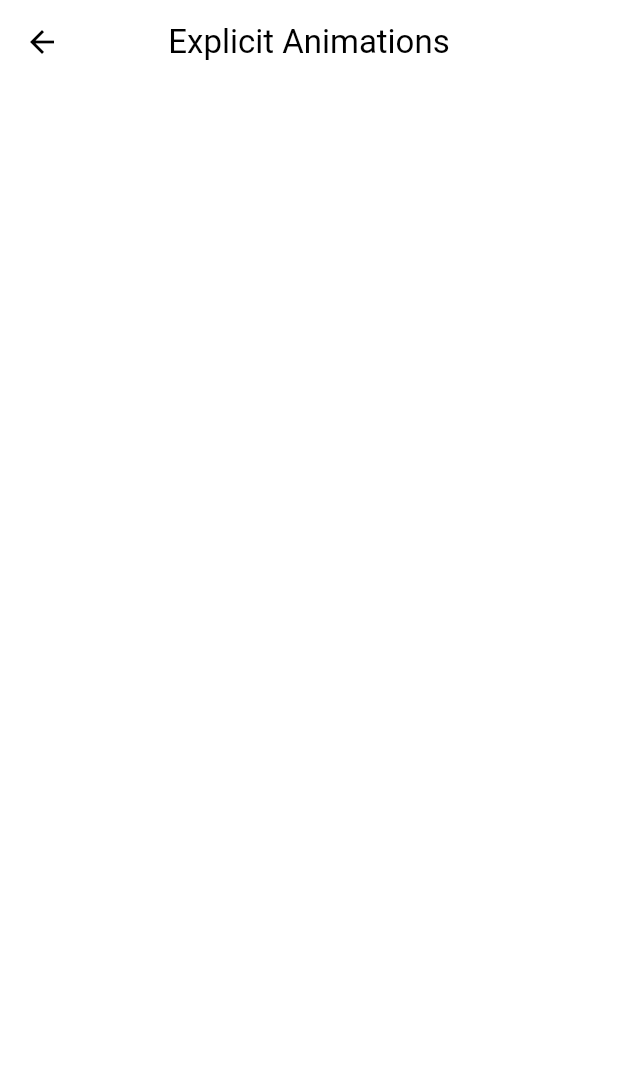
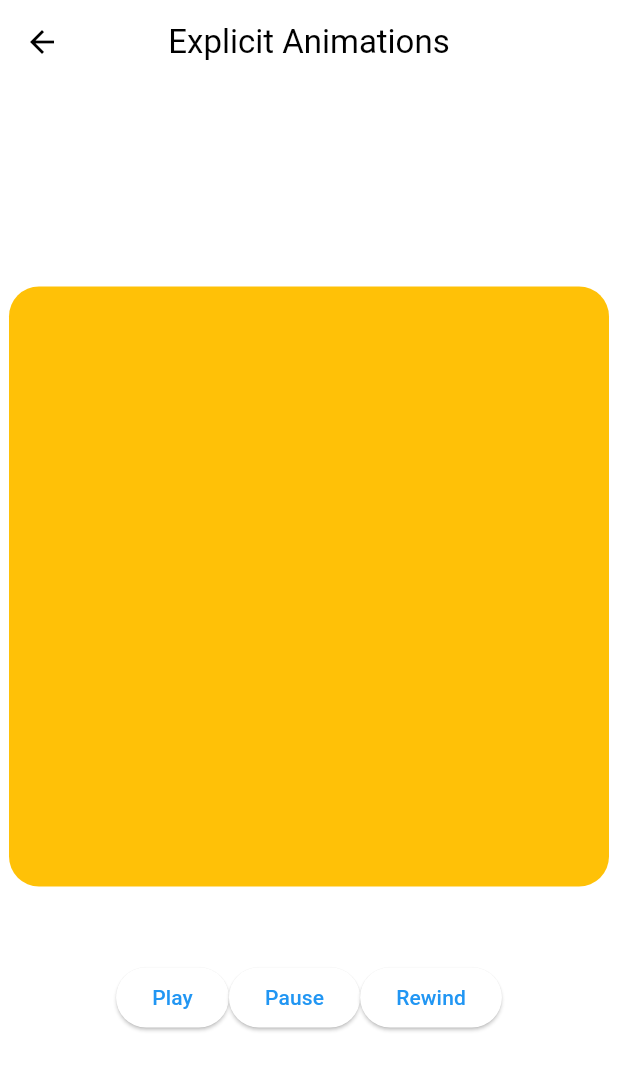
Before and after one commit to dlwls5201/flutter_animations, a Flutter app: the ExplicitAnimationsScreen screen opened directly, on a phone screen of 412 x 824 dp. Shown: the top 1070 px of the screen. Run offline on Flutter 3.47's test engine with Material 3 defaults, Android fonts, the phone set to English and light mode, and no system bars.

Commit message:
add explicit animation feature

```diff
--- a/lib/screens/explicit_animations_screens.dart
+++ b/lib/screens/explicit_animations_screens.dart
@@ -7,7 +7,57 @@ class ExplicitAnimationsScreen extends StatefulWidget {
   State<ExplicitAnimationsScreen> createState() => _ExplicitAnimationsScreenState();
 }
 
-class _ExplicitAnimationsScreenState extends State<ExplicitAnimationsScreen> {
+class _ExplicitAnimationsScreenState extends State<ExplicitAnimationsScreen>
+    with SingleTickerProviderStateMixin {
+  late final AnimationController _animationController = AnimationController(
+    vsync: this,
+    duration: const Duration(seconds: 2),
+  );
+
+  /*late final Animation<Color?> _color = ColorTween(
+    begin: Colors.amber,
+    end: Colors.red,
+  ).animate(_animationController);*/
+
+  late final Animation<Decoration> _decoration = DecorationTween(
+    begin: BoxDecoration(
+      color: Colors.amber,
+      borderRadius: BorderRadius.circular(20),
+    ),
+    end: BoxDecoration(
+      color: Colors.red,
+      borderRadius: BorderRadius.circular(120),
+    ),
+  ).animate(_curve);
+
+  late final Animation<double> _rotation =
+      Tween(begin: 0.0, end: 0.5).animate(_curve);
+
+  late final Animation<double> _scale = Tween(begin: 1.0, end: 1.1).animate(_curve);
+
+  late final CurvedAnimation _curve = CurvedAnimation(
+    parent: _animationController,
+    curve: Curves.elasticInOut,
+  );
+
+  void _play() {
+    _animationController.forward();
+  }
+
+  void _pause() {
+    _animationController.stop();
+  }
+
+  void _rewind() {
+    _animationController.reverse();
+  }
+
+  @override
+  void dispose() {
+    _animationController.dispose();
+    super.dispose();
+  }
+
   @override
   Widget build(BuildContext context) {
     return Scaffold(
@@ -15,6 +65,56 @@ class _ExplicitAnimationsScreenState extends State<ExplicitAnimationsScreen> {
         centerTitle: true,
         title: const Text("Explicit Animations"),
       ),
+      body: Center(
+        child: Column(
+          mainAxisAlignment: MainAxisAlignment.center,
+          children: [
+            /*AnimatedBuilder(
+              animation: _color,
+              builder: (context, child) {
+                return Container(
+                  color: _color.value,
+                  width: 400,
+                  height: 400,
+                );
+              },
+            ),*/
+            ScaleTransition(
+              scale: _scale,
+              child: RotationTransition(
+                turns: _rotation,
+                child: DecoratedBoxTransition(
+                  decoration: _decoration,
+                  child: const SizedBox(
+                    width: 400,
+                    height: 400,
+                  ),
+                ),
+              ),
+            ),
+            const SizedBox(
+              height: 50,
+            ),
+            Row(
+              mainAxisAlignment: MainAxisAlignment.center,
+              children: [
+                ElevatedButton(
+                  onPressed: _play,
+                  child: const Text("Play"),
+                ),
+                ElevatedButton(
+                  onPressed: _pause,
+                  child: const Text("Pause"),
+                ),
+                ElevatedButton(
+                  onPressed: _rewind,
+                  child: const Text("Rewind"),
+                ),
+              ],
+            )
+          ],
+        ),
+      ),
     );
   }
 }
```
